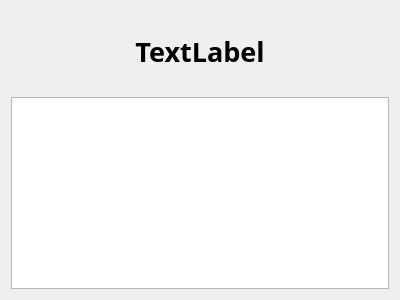
Old version of the form ImageWizard/welcomepage.ui in the repository coltoncandy/Image-Generator-Wizard.
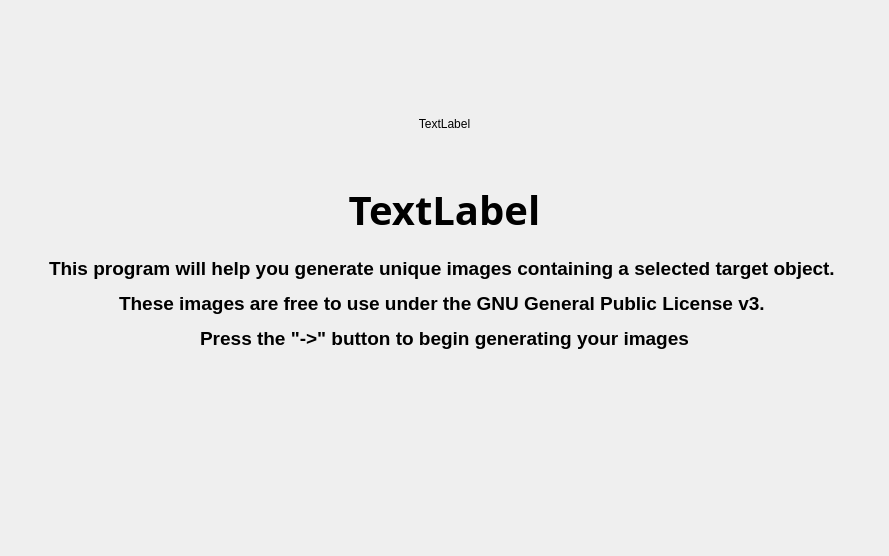
New version of the form.

Commit message: Added logo to welcome page and formatting

```diff
--- a/ImageWizard/welcomepage.ui
+++ b/ImageWizard/welcomepage.ui
@@ -6,8 +6,8 @@
    <rect>
     <x>0</x>
     <y>0</y>
-    <width>400</width>
-    <height>300</height>
+    <width>889</width>
+    <height>556</height>
    </rect>
   </property>
   <property name="windowTitle">
@@ -15,15 +15,58 @@
   </property>
   <layout class="QVBoxLayout" name="verticalLayout_2">
    <item>
+    <widget class="QLabel" name="label_5">
+     <property name="text">
+      <string/>
+     </property>
+    </widget>
+   </item>
+   <item>
+    <widget class="QWidget" name="widget" native="true">
+     <layout class="QGridLayout" name="gridLayout">
+      <item row="0" column="2">
+       <widget class="QLabel" name="label">
+        <property name="text">
+         <string/>
+        </property>
+       </widget>
+      </item>
+      <item row="0" column="1">
+       <widget class="QLabel" name="Drone_logo">
+        <property name="text">
+         <string>TextLabel</string>
+        </property>
+        <property name="scaledContents">
+         <bool>true</bool>
+        </property>
+        <property name="alignment">
+         <set>Qt::AlignCenter</set>
+        </property>
+       </widget>
+      </item>
+      <item row="0" column="0">
+       <widget class="QLabel" name="label_2">
+        <property name="text">
+         <string/>
+        </property>
+       </widget>
+      </item>
+     </layout>
+    </widget>
+   </item>
+   <item alignment="Qt::AlignBottom">
     <widget class="QLabel" name="title">
      <property name="font">
       <font>
        <family>Yu Gothic UI Semibold</family>
-       <pointsize>20</pointsize>
+       <pointsize>30</pointsize>
        <italic>false</italic>
        <bold>true</bold>
       </font>
      </property>
+     <property name="autoFillBackground">
+      <bool>true</bool>
+     </property>
      <property name="styleSheet">
       <string notr="true">font: 600 20pt &quot;Yu Gothic UI Semibold&quot;;
 
@@ -37,16 +80,24 @@
      </property>
     </widget>
    </item>
-   <item alignment="Qt::AlignVCenter">
-    <widget class="QTextEdit" name="welcomeMessage">
-     <property name="styleSheet">
-      <string notr="true">font: 500 14pt &quot;Yu Gothic Medium&quot;;</string>
+   <item alignment="Qt::AlignTop">
+    <widget class="QLabel" name="label_3">
+     <property name="text">
+      <string>&lt;html&gt;&lt;head/&gt;&lt;body&gt;&lt;p align=&quot;center&quot;&gt;&lt;br/&gt;&lt;span style=&quot; font-family:'Yu Gothic Medium'; font-size:14pt; font-weight:500;&quot;&gt;This program will help you generate unique images containing a selected target object. &lt;/span&gt;&lt;/p&gt;&lt;p align=&quot;center&quot;&gt;&lt;span style=&quot; font-family:'Yu Gothic Medium'; font-size:14pt; font-weight:500;&quot;&gt;These images are free to use under the GNU General Public License v3. &lt;/span&gt;&lt;/p&gt;&lt;p align=&quot;center&quot;&gt;&lt;span style=&quot; font-family:'Yu Gothic Medium'; font-size:14pt; font-weight:500;&quot;&gt;Press the &amp;quot;-&amp;gt;&amp;quot; button to begin generating your images&lt;/span&gt;&lt;/p&gt;&lt;p align=&quot;center&quot;&gt;&lt;br/&gt;&lt;/p&gt;&lt;/body&gt;&lt;/html&gt;</string>
      </property>
-     <property name="tabChangesFocus">
-      <bool>false</bool>
+    </widget>
+   </item>
+   <item>
+    <widget class="QLabel" name="label_4">
+     <property name="text">
+      <string/>
      </property>
-     <property name="readOnly">
-      <bool>true</bool>
+    </widget>
+   </item>
+   <item>
+    <widget class="QLabel" name="label_7">
+     <property name="text">
+      <string/>
      </property>
     </widget>
    </item>
```
Left out of the diff: 9 changed lines with no effect on the pictures. The commit also changes 1 other file.
